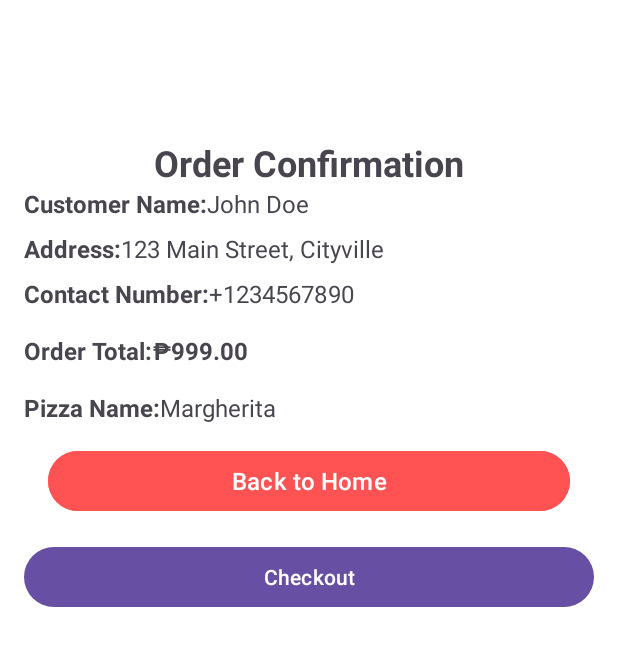
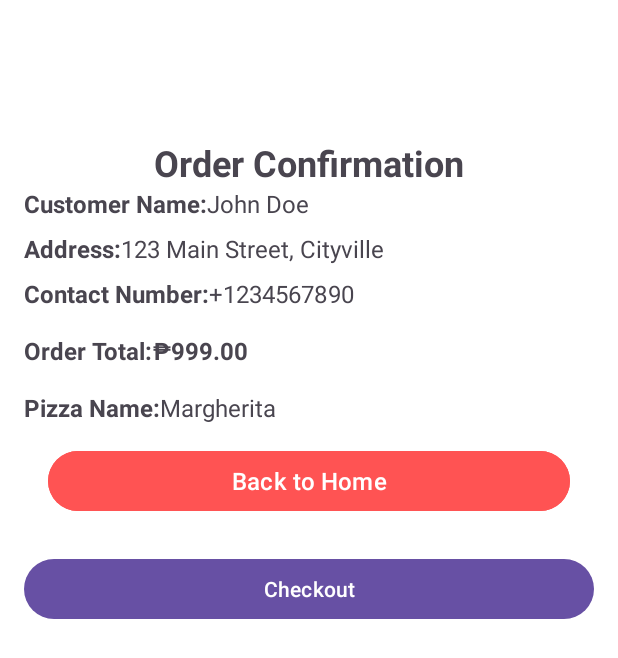
Before and after one commit to starrrrr06/PizzaOrderingApp, an Android app: the OrderConfirmationActivity screen opened directly, with no data from a screen before it, on a phone screen of 412 x 824 dp. Shown: the top 658 px of the screen. Run offline under Robolectric (Android 15) with nearby library versions, the phone set to English and light mode, and no system bars; our stand-ins replace Firebase (no records; nobody signed in at launch, a user with empty details on screens opened directly).

Commit message:
Update nice progress

```diff
--- a/app/src/main/res/layout/activity_order_confirmation.xml
+++ b/app/src/main/res/layout/activity_order_confirmation.xml
@@ -160,7 +160,7 @@
         android:id="@+id/checkoutButton"
         android:layout_width="match_parent"
         android:layout_height="wrap_content"
-        android:layout_marginTop="16dp"
+        android:layout_marginTop="24dp"
         android:text="Checkout"
         app:layout_constraintEnd_toEndOf="parent"
         app:layout_constraintHorizontal_bias="1.0"
```
